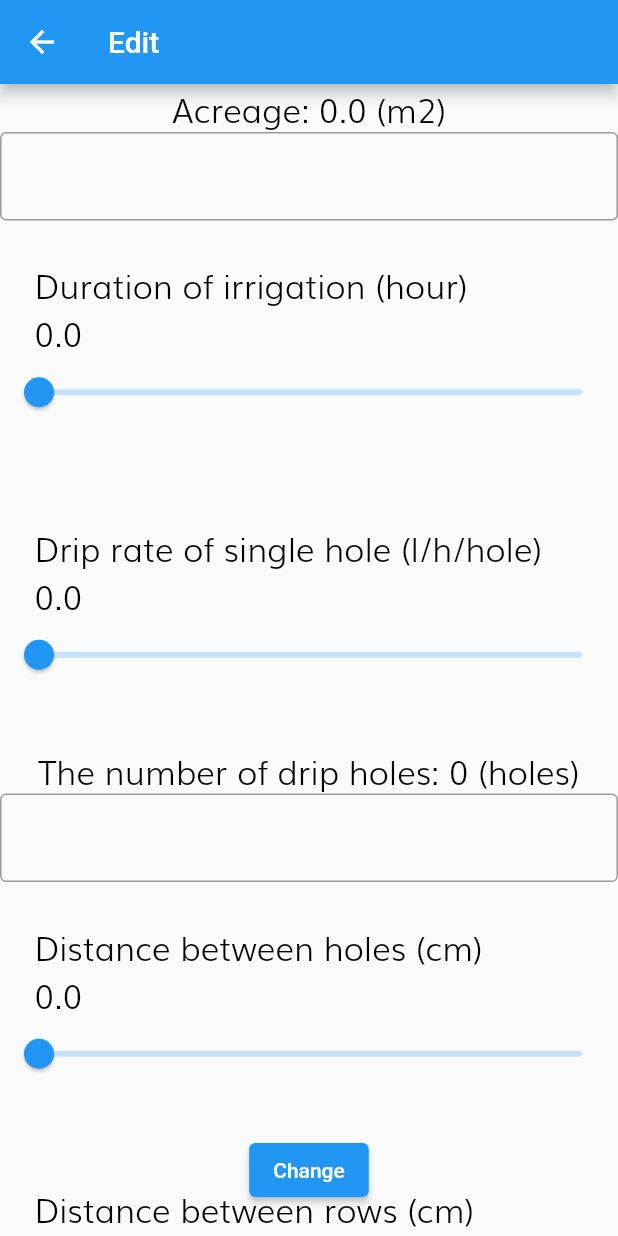
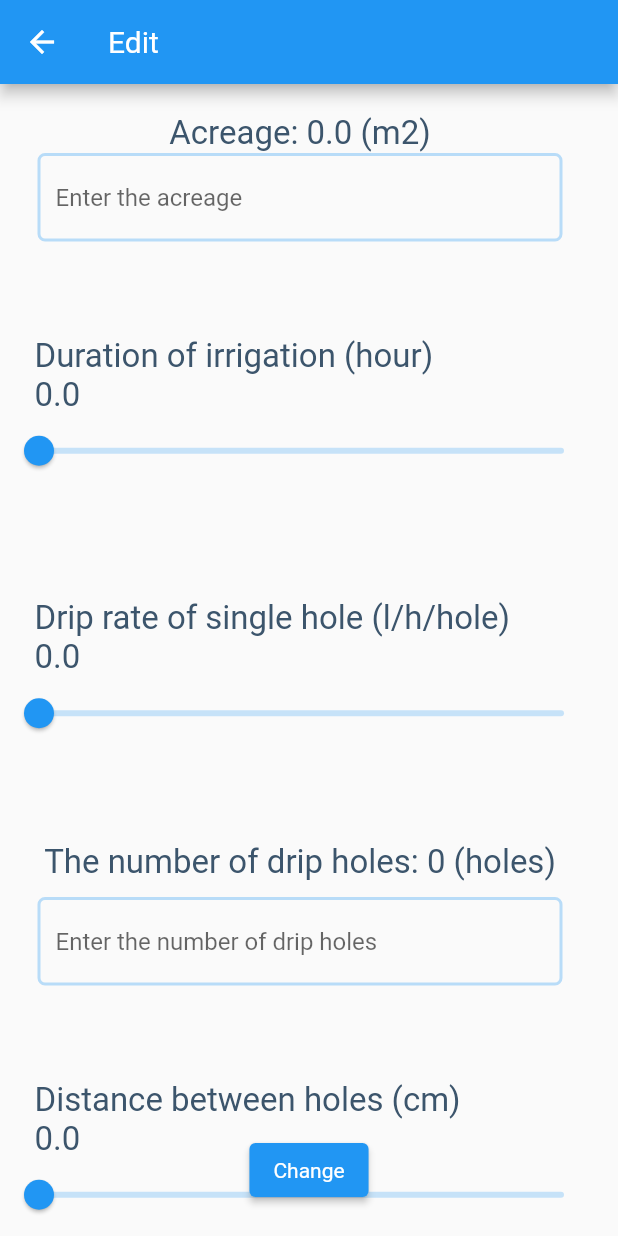
Before and after one commit to NgocDM123/Direction-project2, a Flutter app: the CustomizedParametersPage screen opened directly with empty values, on a phone screen of 412 x 824 dp. Run offline on Flutter 3.47's test engine with Material 2 defaults, Android fonts, the phone set to English and light mode, and no system bars; our stand-ins replace csv, firebase_core, firebase_database, flutter_datetime_picker, lottie and 3 more; missing offline and left inert: dart:ffi; accounts and stored records are empty; generated files the repository leaves out were written again.

Commit message:
update UI

```diff
--- a/lib/styles.dart
+++ b/lib/styles.dart
@@ -11,7 +11,7 @@ class Styles {
   static final Color textColorBright = _hexToColor('FFFFFF');
   static final Color accentColor = _hexToColor('FF0000');
   static final Color blueColor = _hexToColor('3c556c');
-  static final String _fontNameDefault = 'Muli'
+  static final String _fontNameDefault = 'Roboto'
       '';
   static final navBarTitle = TextStyle(
     fontFamily: _fontNameDefault,
@@ -21,6 +21,10 @@ class Styles {
     fontSize: _textSizeLarge,
     color: Colors.white,
   );
+  static final fieldDetailButton = TextStyle(
+      fontFamily: _fontNameDefault,
+      fontSize: _textSizeLarge,
+      color: Colors.blue);
   static final textDefault = TextStyle(
     fontFamily: _fontNameDefault,
     fontSize: _textSizeDefault,
@@ -35,7 +39,7 @@ class Styles {
   static final locationTileTitleLight = TextStyle(
     fontFamily: _fontNameDefault,
     fontSize: _textSizeLarge,
-    color: _textColorStrong,
+    color: blueColor,
   );
   static final locationTileTitleDark = TextStyle(
     fontFamily: _fontNameDefault,
@@ -54,16 +58,21 @@ class Styles {
   );
 
   static final timeTitle = TextStyle(
-    fontFamily: _fontNameDefault,
-    fontSize: _textSizeDefault,
-    color: blueColor
-  );
+      fontFamily: _fontNameDefault,
+      fontSize: _textSizeDefault,
+      color: blueColor);
 
   static final fieldName = TextStyle(
-    fontFamily: _fontNameDefault,
-    fontSize: _textSizeLarge,
-    color: blueColor
-  );
+      fontFamily: _fontNameDefault, fontSize: _textSizeLarge, color: blueColor);
+
+  static final fieldDetailButtonStyle = ButtonStyle(
+      padding: MaterialStateProperty.all<EdgeInsets>(EdgeInsets.all(10)),
+      backgroundColor: MaterialStateProperty.all<Color>(Colors.white),
+      shadowColor: MaterialStateProperty.all<Color>(blueColor),
+      shape: MaterialStateProperty.all<RoundedRectangleBorder>(
+          RoundedRectangleBorder(
+        borderRadius: BorderRadius.circular(15.0),
+      )));
 
   static Color _hexToColor(String code) {
     return Color(int.parse(code.substring(0, 6), radix: 16) + 0xFF000000);
--- a/lib/ui/customized_parameters_page.dart
+++ b/lib/ui/customized_parameters_page.dart
@@ -62,25 +62,35 @@ class _CustomizedParametersPageState extends State<CustomizedParametersPage> {
     result.add(_renderScaleRainSlider());
     result.add(_renderFertilizerLevelSlider());
     result.add(_renderAutoIrrigationSwitch());
-    return SingleChildScrollView(
+    return Container(
+      width: 400,
+      alignment: Alignment.center,
+      child: SingleChildScrollView(
         child: Column(
           mainAxisAlignment: MainAxisAlignment.start,
           crossAxisAlignment: CrossAxisAlignment.stretch,
           children: result,
+        ),
       ),
     );
   }
 
   Widget _renderAcreageTextField() {
     return Container(
+      padding: EdgeInsets.symmetric(vertical: 20),
       child: Column(
         children: [
-          Text(
+          Container(
+            //alignment: Alignment.topLeft,
+            child: Text(
               'Acreage: ${this.field.customizedParameters.acreage} (m2)',
               style: Styles.locationTileTitleLight,
-            textAlign: TextAlign.left,
             ),
-          TextField(
+          ),
+          SizedBox(
+            width: 350,
+            height: 70,
+            child: TextField(
               onSubmitted: (text) {
                 this.field.customizedParameters.acreage = double.parse(text);
               },
@@ -89,10 +99,16 @@ class _CustomizedParametersPageState extends State<CustomizedParametersPage> {
                 FilteringTextInputFormatter(RegExp(r'[0-9.]'), allow: true)
               ],
               decoration: InputDecoration(
-              border: OutlineInputBorder(),
-              hoverColor: Colors.blue,
-              labelText: '${this.field.fieldName}',
-              hintText: 'Enter acreage',
+                enabledBorder: OutlineInputBorder(
+                    borderRadius: BorderRadius.circular(5),
+                    borderSide: BorderSide(
+                        color: Colors.blue.withOpacity(0.3),
+                        width: 2.0
+                    )
+                ),
+                //labelText: '${this.field.fieldName}',
+                hintText: 'Enter the acreage',
+              ),
             ),
           ),
         ],
@@ -102,14 +118,21 @@ class _CustomizedParametersPageState extends State<CustomizedParametersPage> {
 
   Widget _renderNumberOfHoleTextField() {
     return Container(
+      padding: EdgeInsets.symmetric(vertical: 20),
       child: Column(
         children: [
-          Text(
+          Container(
+            padding: EdgeInsets.only(bottom: 10),
+            child: Text(
               '${Constant.NUMBER_OF_HOLES_DISPLAY}: ${this.field.customizedParameters.numberOfHoles} (holes)',
               style: Styles.locationTileTitleLight,
               textAlign: TextAlign.left,
             ),
-          TextField(
+          ),
+          SizedBox(
+            width: 350,
+            height: 70,
+            child: TextField(
               onSubmitted: (text) {
                 this.field.customizedParameters.numberOfHoles = int.parse(text);
               },
@@ -118,10 +141,16 @@ class _CustomizedParametersPageState extends State<CustomizedParametersPage> {
                 FilteringTextInputFormatter(RegExp(r'[0-9]'), allow: true)
               ],
               decoration: InputDecoration(
-              border: OutlineInputBorder(),
-              hoverColor: Colors.blue,
-              labelText: '${this.field.fieldName}',
+                enabledBorder: OutlineInputBorder(
+                  borderRadius: BorderRadius.circular(5),
+                  borderSide: BorderSide(
+                    color: Colors.blue.withOpacity(0.3),
+                    width: 2.0
+                  )
+                ),
+                //labelText: '${this.field.fieldName}',
                 hintText: 'Enter the number of drip holes',
+              ),
             ),
           ),
         ],
--- a/pubspec.yaml
+++ b/pubspec.yaml
@@ -118,9 +118,10 @@ flutter:
       fonts:
         - asset: assets/fonts/Muli-Light.ttf
           weight: 300
-    - family: Lora
+    - family: Roboto
       fonts:
-        - asset: assets/fonts/Lora-SemiBoldItalic.ttf
+        - asset: assets/fonts/Roboto-Regular.ttf
+          weight: 300
 
 
 flutter_intl:                                   # Add this line
```
Also changed, not shown: lib/model/field.dart (+26 -9 lines), lib/ui/detail_irrigation.dart (+89 -35 lines), lib/ui/field_detail.dart (+69 -59 lines), lib/ui/field_list.dart (+5 -3 lines), assets/fonts/Roboto-Regular.ttf (added). Lines whose indentation alone changed are shown as unchanged.
